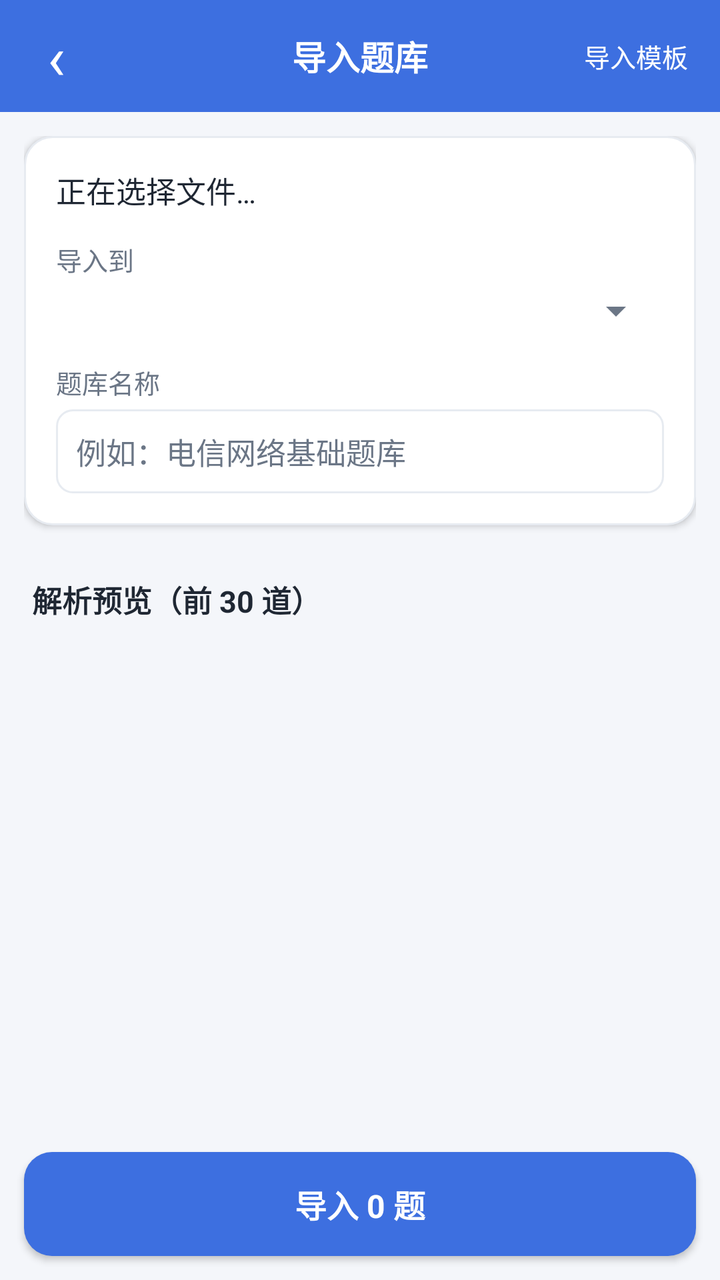
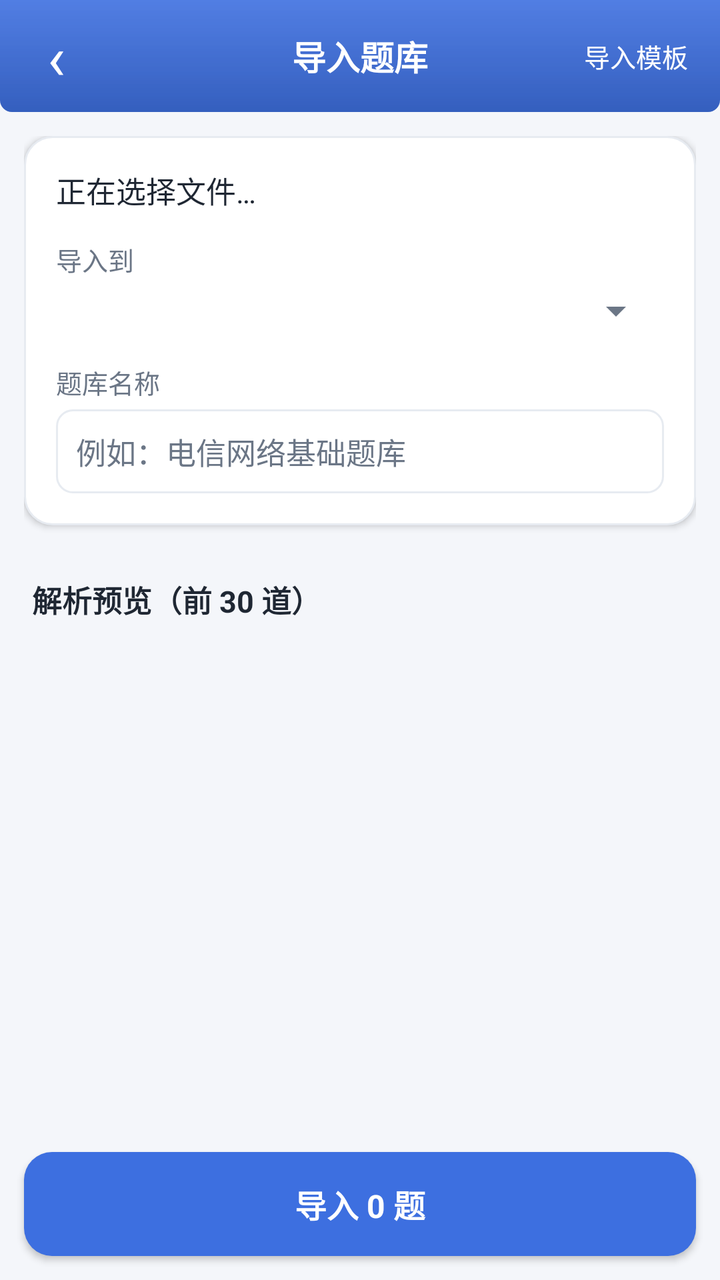

Before-and-after screenshots of an Android layout around one commit, followed by the original layout XML and the change that was made.
<!-- AndroidManifest.xml: application theme AppTheme.Light -->
<!-- res/layout/activity_import.xml -->
<?xml version="1.0" encoding="utf-8"?>
<LinearLayout xmlns:android="http://schemas.android.com/apk/res/android"
    android:layout_width="match_parent"
    android:layout_height="match_parent"
    android:background="?attr/qzBg"
    android:orientation="vertical">

    <FrameLayout
        android:layout_width="match_parent"
        android:layout_height="wrap_content"
        android:background="?attr/qzPrimary">

        <TextView
            android:id="@+id/btnBack"
            android:layout_width="56dp"
            android:layout_height="56dp"
            android:gravity="center"
            android:text="‹"
            android:textColor="?attr/qzOnPrimary"
            android:textSize="30sp" />

        <TextView
            android:layout_width="wrap_content"
            android:layout_height="56dp"
            android:layout_gravity="center"
            android:gravity="center"
            android:text="@string/ui_49"
            android:textColor="?attr/qzOnPrimary"
            android:textSize="17sp"
            android:textStyle="bold" />

        <TextView
            android:id="@+id/btnTemplate"
            android:layout_width="wrap_content"
            android:layout_height="56dp"
            android:layout_gravity="end"
            android:paddingStart="8dp"
            android:paddingEnd="16dp"
            android:gravity="center"
            android:text="@string/ui_48"
            android:textColor="?attr/qzOnPrimary"
            android:textSize="13sp" />
    </FrameLayout>

    <ScrollView
        android:id="@+id/scroll"
        android:layout_width="match_parent"
        android:layout_height="0dp"
        android:layout_weight="1"
        android:fillViewport="true">

        <LinearLayout
            android:layout_width="match_parent"
            android:layout_height="wrap_content"
            android:orientation="vertical"
            android:padding="12dp">

            <LinearLayout
                android:layout_width="match_parent"
                android:layout_height="wrap_content"
                android:background="@drawable/bg_card"
                android:elevation="2dp"
                android:orientation="vertical"
                android:padding="16dp">

                <TextView android:layout_width="wrap_content" android:layout_height="wrap_content"
                    android:id="@+id/fileInfo"
                    android:text="@string/ui_74"
                    android:textColor="?attr/qzText"
                    android:textSize="15sp" />

<TextView android:layout_width="wrap_content" android:layout_height="wrap_content"
                android:layout_marginTop="14dp"
                android:text="@string/ui_47"
                android:textColor="?attr/qzTextSub"
                android:textSize="13sp" />

            <Spinner
                android:id="@+id/bankSpinner"
                android:layout_width="match_parent"
                android:layout_height="wrap_content"
                android:layout_marginTop="4dp" />

            <LinearLayout
                android:id="@+id/nameRow"
                android:layout_width="match_parent"
                android:layout_height="wrap_content"
                android:orientation="vertical">

                <TextView android:layout_width="wrap_content" android:layout_height="wrap_content"
                    android:layout_marginTop="14dp"
                    android:text="@string/ui_139"
                    android:textColor="?attr/qzTextSub"
                    android:textSize="13sp" />

                <EditText
                    android:id="@+id/name"
                    android:layout_width="match_parent"
                    android:layout_height="wrap_content"
                    android:layout_marginTop="4dp"
                    android:background="@drawable/bg_input"
                    android:hint="@string/ui_16"
                    android:inputType="text"
                    android:maxLines="1"
                    android:padding="10dp"
                    android:textColor="?attr/qzText"
                    android:textColorHint="?attr/qzTextSub"
                    android:textSize="15sp" />
            </LinearLayout>
            </LinearLayout>

            <HorizontalScrollView
                android:layout_width="match_parent"
                android:layout_height="wrap_content"
                android:layout_marginTop="12dp"
                android:scrollbars="none">

                <LinearLayout
                    android:id="@+id/chips"
                    android:layout_width="wrap_content"
                    android:layout_height="wrap_content"
                    android:orientation="horizontal" />
            </HorizontalScrollView>

            <TextView
                android:id="@+id/warnings"
                android:layout_width="match_parent"
                android:layout_height="wrap_content"
                android:layout_marginTop="12dp"
                android:background="@drawable/bg_card"
                android:padding="12dp"
                android:textColor="?attr/qzOrange"
                android:textSize="13sp"
                android:visibility="gone" />

            <TextView android:layout_width="wrap_content" android:layout_height="wrap_content"
                android:layout_marginTop="14dp"
                android:layout_marginBottom="4dp"
                android:paddingLeft="4dp"
                android:text="@string/ui_116"
                android:textColor="?attr/qzText"
                android:textSize="15sp"
                android:textStyle="bold" />

            <LinearLayout
                android:id="@+id/preview"
                android:layout_width="match_parent"
                android:layout_height="wrap_content"
                android:orientation="vertical" />
        </LinearLayout>
    </ScrollView>

    <TextView
        android:id="@+id/btnImport"
        android:layout_width="match_parent"
        android:layout_height="52dp"
        android:layout_margin="12dp"
        android:background="@drawable/bg_btn_primary"
        android:elevation="2dp"
        android:enabled="false"
        android:gravity="center"
        android:text="@string/ui_46"
        android:textColor="?attr/qzOnPrimary"
        android:textSize="16sp"
        android:textStyle="bold" />
</LinearLayout>
<!-- resources referenced by this layout -->
<resources>
  <string name="ui_139">题库名称</string>
  <string name="ui_46">导入 0 题</string>
  <string name="ui_47">导入到</string>
  <string name="ui_48">导入模板</string>
  <string name="ui_49">导入题库</string>
  <style name="AppTheme.Light" parent="android:Theme.Material.Light.NoActionBar">
          <item name="android:colorPrimary">@color/primaryLight</item>
          <item name="android:colorPrimaryDark">@color/primaryDarkLight</item>
          <item name="android:colorAccent">@color/primaryLight</item>
          <item name="android:windowBackground">@color/bgLight</item>
          <item name="android:colorBackground">@color/bgLight</item>
          <item name="android:statusBarColor">@color/primaryDarkLight</item>
          <item name="android:navigationBarColor">@color/bgLight</item>
          <item name="android:textColorPrimary">@color/textLight</item>
          <item name="android:textColorSecondary">@color/textSubLight</item>
  
          <item name="qzPrimary">@color/primaryLight</item>
          <item name="qzBg">@color/bgLight</item>
          <item name="qzSurface">@color/surfaceLight</item>
          <item name="qzChipBg">@color/chipBgLight</item>
          <item name="qzText">@color/textLight</item>
          <item name="qzTextSub">@color/textSubLight</item>
          <item name="qzDivider">@color/dividerLight</item>
          <item name="qzGreen">@color/greenLight</item>
          <item name="qzGreenBg">@color/greenBgLight</item>
          <item name="qzRed">@color/redLight</item>
          <item name="qzRedBg">@color/redBgLight</item>
          <item name="qzOrange">@color/orangeLight</item>
          <item name="qzOrangeBg">@color/orangeBgLight</item>
          <item name="qzPrimaryBg">@color/primaryBgLight</item>
          <item name="qzStroke">@color/strokeLight</item>
          <item name="qzOnPrimary">@color/white</item>
      </style>
  <color name="bgLight">#F4F6FA</color>
  <color name="white">#FFFFFF</color>
  <!-- unchanged entries left out for length: 21 -->
</resources>

<!-- the commit's change to res/layout/activity_import.xml (unified diff, before → after) -->
@@ -8,7 +8,7 @@
     <FrameLayout
         android:layout_width="match_parent"
         android:layout_height="wrap_content"
-        android:background="?attr/qzPrimary">
+        android:background="@drawable/bg_topbar">
 
         <TextView
             android:id="@+id/btnBack"
<!-- resource entries referenced after the edit -->
@@ -1,11 +1,37 @@
 <!-- resources referenced by this layout -->
 <resources>
+  <!-- drawable bg_topbar (drawable) -->
+  <?xml version="1.0" encoding="utf-8"?>
+  <layer-list xmlns:android="http://schemas.android.com/apk/res/android">
+      <item>
+          <shape android:shape="rectangle">
+              <solid android:color="?attr/qzPrimary" />
+              <corners android:bottomLeftRadius="6dp" android:bottomRightRadius="6dp" />
+          </shape>
+      </item>
+      <item>
+          <shape android:shape="rectangle">
+              <gradient android:angle="270"
+                  android:startColor="#00000000" android:endColor="#26000000" />
+              <corners android:bottomLeftRadius="6dp" android:bottomRightRadius="6dp" />
+          </shape>
+      </item>
+      <item>
+          <shape android:shape="rectangle">
+              <gradient android:angle="270"
+                  android:startColor="#1AFFFFFF" android:endColor="#00FFFFFF" />
+              <corners android:bottomLeftRadius="6dp" android:bottomRightRadius="6dp" />
+          </shape>
+      </item>
+  </layer-list>
   <string name="ui_139">题库名称</string>
   <string name="ui_46">导入 0 题</string>
   <string name="ui_47">导入到</string>
   <string name="ui_48">导入模板</string>
   <string name="ui_49">导入题库</string>
   <style name="AppTheme.Light" parent="android:Theme.Material.Light.NoActionBar">
+          <item name="android:popupMenuStyle">@style/QzPopup.Light</item>
+          <item name="android:alertDialogTheme">@style/QzDialog.Light</item>
           <item name="android:colorPrimary">@color/primaryLight</item>
           <item name="android:colorPrimaryDark">@color/primaryDarkLight</item>
           <item name="android:colorAccent">@color/primaryLight</item>
@@ -33,8 +59,23 @@
           <item name="qzStroke">@color/strokeLight</item>
           <item name="qzOnPrimary">@color/white</item>
       </style>
+  <style name="QzPopup.Light" parent="android:Widget.Material.Light.PopupMenu">
+          <item name="android:popupBackground">@color/surfaceLight</item>
+          <item name="android:textColorPrimary">@color/primaryLight</item>
+          <item name="android:textColorSecondary">@color/textSubLight</item>
+      </style>
+  <style name="QzDialog.Light" parent="android:Theme.Material.Dialog.Alert">
+          <item name="android:windowBackground">@color/surfaceLight</item>
+          <item name="android:colorAccent">@color/primaryLight</item>
+          <item name="android:colorPrimary">@color/primaryLight</item>
+          <item name="android:textColorPrimary">@color/textLight</item>
+          <item name="android:textColorSecondary">@color/textSubLight</item>
+          <item name="android:colorBackgroundFloating">@color/surfaceLight</item>
+          <item name="android:textColorAlertDialogListItem">@color/dialogItemBlueLight</item>
+      </style>
   <color name="bgLight">#F4F6FA</color>
   <color name="white">#FFFFFF</color>
+  <color name="dialogItemBlueLight">#2B54A8</color>
   <!-- unchanged entries left out for length: 21 -->
 </resources>
 
